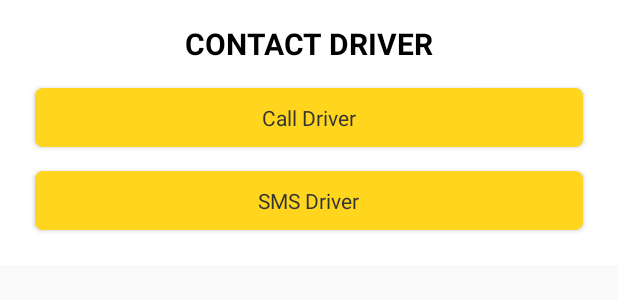
After one commit to mohammadsaqib1997/and_roadioapp_user, an Android app: the layout contact_dialog.xml on its own in the app's theme, with its tools: preview values and no code run, on a phone screen of 412 x 824 dp. The commit adds this screen. Shown: the top 300 px of the screen. Run offline under Robolectric (Android 15) with nearby library versions, the phone set to English and light mode, and no system bars.

Commit message:
Request Activity Changes

```diff
--- a/app/src/main/AndroidManifest.xml
+++ b/app/src/main/AndroidManifest.xml
@@ -6,6 +6,7 @@
     <uses-permission android:name="android.permission.ACCESS_FINE_LOCATION" />
     <uses-permission android:name="android.permission.ACCESS_COARSE_LOCATION" />
     <uses-permission android:name="android.permission.WRITE_EXTERNAL_STORAGE" />
+    <uses-permission android:name="android.permission.CALL_PHONE" />
 
     <uses-feature
         android:name="android.hardware.camera"
--- a/app/src/main/java/com/roadioapp/roadioappuser/mModels/UserActiveRequest.java
+++ b/app/src/main/java/com/roadioapp/roadioappuser/mModels/UserActiveRequest.java
@@ -88,7 +88,6 @@ public class UserActiveRequest {
         }
     }
 
-
     public interface UserActReqCallback{
         void onSuccess(boolean status, String err);
     }
--- a/app/src/main/java/com/roadioapp/roadioappuser/mModels/UserInfo.java
+++ b/app/src/main/java/com/roadioapp/roadioappuser/mModels/UserInfo.java
@@ -1,5 +1,6 @@
 package com.roadioapp.roadioappuser.mModels;
 
+import android.app.Activity;
 import android.content.Context;
 
 import com.google.firebase.auth.FirebaseAuth;
@@ -20,7 +21,7 @@ public class UserInfo {
 
     }
 
-    public UserInfo(Context context){
+    public UserInfo(Activity activity){
         userCollection = FirebaseDatabase.getInstance().getReference().child("users");
     }
 
--- a/app/src/main/java/com/roadioapp/roadioappuser/mObjects/ConstantAssign.java
+++ b/app/src/main/java/com/roadioapp/roadioappuser/mObjects/ConstantAssign.java
@@ -21,6 +21,7 @@ import java.util.List;
 public class ConstantAssign {
 
     public static final int PERM_REQUEST_LOCATION = 100;
+    public static final int PERM_REQUEST_CALL = 200;
 
 
     public TextView pickLocCurTV, pickLocDesTV, sendBtnText, estDistance, estTime;
--- /dev/null
+++ b/app/src/main/res/layout/contact_dialog.xml
@@ -0,0 +1,62 @@
+<?xml version="1.0" encoding="utf-8"?>
+<LinearLayout xmlns:android="http://schemas.android.com/apk/res/android"
+    android:layout_width="match_parent"
+    android:layout_height="wrap_content"
+    android:background="@color/colorFontLight"
+    android:minWidth="300dp"
+    android:orientation="vertical"
+    android:padding="15dp">
+
+    <TextView
+        android:textColor="@color/colorPrimaryDark"
+        android:textStyle="bold"
+        android:layout_marginBottom="8dp"
+        android:textAlignment="center"
+        android:textSize="20sp"
+        android:text="CONTACT DRIVER"
+        android:layout_width="match_parent"
+        android:layout_height="wrap_content" />
+
+    <LinearLayout
+        android:id="@+id/btnsCon"
+        android:padding="8dp"
+        android:clipToPadding="false"
+        android:orientation="vertical"
+        android:layout_width="match_parent"
+        android:layout_height="wrap_content">
+        <LinearLayout
+            android:id="@+id/callBtn"
+            android:layout_width="match_parent"
+            android:layout_height="wrap_content"
+            android:layout_marginBottom="8dp"
+            android:background="@drawable/bg_acc_rounded"
+            android:clickable="true"
+            android:elevation="2dp"
+            android:gravity="center_horizontal"
+            android:padding="10dp">
+
+            <TextView
+                android:layout_width="wrap_content"
+                android:layout_height="wrap_content"
+                android:text="Call Driver"
+                android:textColor="@color/colorPrimary" />
+        </LinearLayout>
+        <LinearLayout
+            android:id="@+id/smsBtn"
+            android:layout_width="match_parent"
+            android:layout_height="wrap_content"
+            android:layout_marginTop="8dp"
+            android:background="@drawable/bg_acc_rounded"
+            android:clickable="true"
+            android:elevation="2dp"
+            android:gravity="center_horizontal"
+            android:padding="10dp">
+
+            <TextView
+                android:layout_width="wrap_content"
+                android:layout_height="wrap_content"
+                android:text="SMS Driver"
+                android:textColor="@color/colorPrimary" />
+        </LinearLayout>
+    </LinearLayout>
+</LinearLayout>
```
Also changed, not shown: app/src/main/java/com/roadioapp/roadioappuser/RequestActiveActivity.java (+137 -2 lines), app/src/main/java/com/roadioapp/roadioappuser/UserRequest.java (deleted, +0 -10 lines), app/src/main/java/com/roadioapp/roadioappuser/mObjects/PermissionCheckObj.java (+18 -1 lines), app/src/main/res/layout/activity_request_active.xml (+7 -6 lines), app/src/main/res/drawable-mdpi/start_active.png (deleted).
